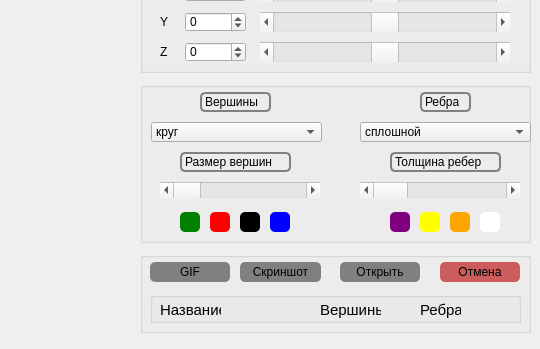
Qt form src/front/mainwindow.ui (fatkheev/3DViewer) before a commit; both pictures show x 520 to 1060 and y 348 to 697 of the 1060 by 697 pixel window.
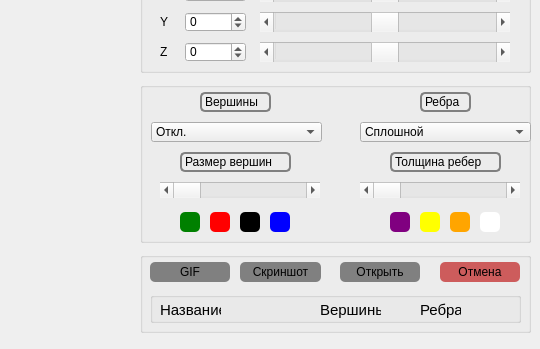
The same form after that commit. Custom widgets are drawn as their Qt base class.

Diff of the .ui file:
```diff
--- a/src/front/mainwindow.ui
+++ b/src/front/mainwindow.ui
@@ -325,7 +325,7 @@
      </property>
      <item>
       <property name="text">
-       <string>сплошной</string>
+       <string>Сплошной</string>
       </property>
      </item>
      <item>
@@ -347,10 +347,10 @@
       <number>1</number>
      </property>
      <property name="maximum">
-      <number>30</number>
+      <number>20</number>
      </property>
      <property name="pageStep">
-      <number>10</number>
+      <number>1</number>
      </property>
      <property name="orientation">
       <enum>Qt::Horizontal</enum>
@@ -418,7 +418,7 @@
      </property>
      <item>
       <property name="text">
-       <string>круг</string>
+       <string>Откл.</string>
       </property>
      </item>
      <item>
```
Left out of the diff: 24 changed lines with no effect on the pictures.
